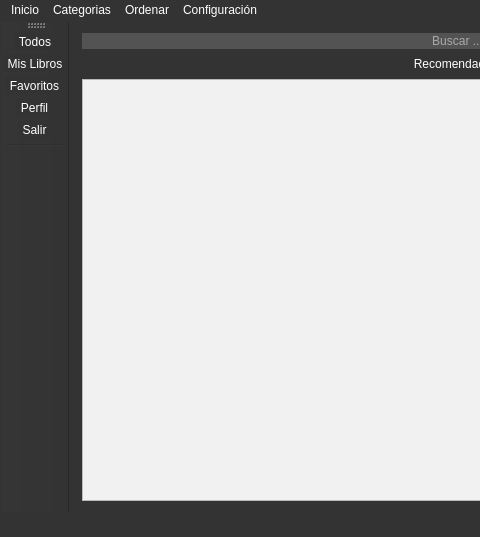
FenixAlive/MiLibreria, file mainwindow.ui: the form before one commit; both pictures show x 0 to 480 and y 0 to 537 of the 845 by 537 pixel window.
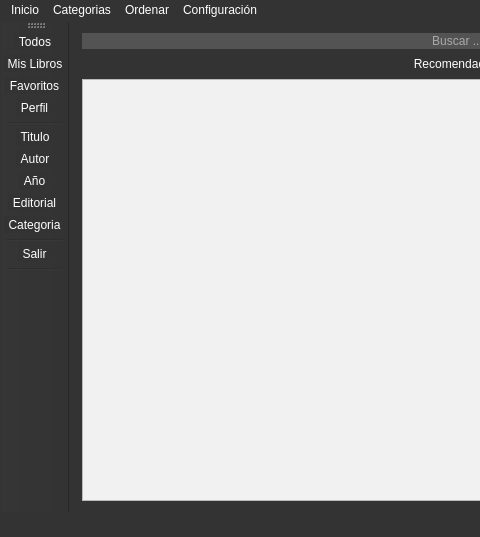
The form after the commit. Icons and pictures are not drawn.

What changed in the file:
```diff
--- a/mainwindow.ui
+++ b/mainwindow.ui
@@ -10,6 +10,205 @@
     <height>537</height>
    </rect>
   </property>
+  <property name="palette">
+   <palette>
+    <active>
+     <colorrole role="WindowText">
+      <brush brushstyle="SolidPattern">
+       <color alpha="255">
+        <red>255</red>
+        <green>255</green>
+        <blue>255</blue>
+       </color>
+      </brush>
+     </colorrole>
+     <colorrole role="Button">
+      <brush brushstyle="SolidPattern">
+       <color alpha="255">
+        <red>51</red>
+        <green>51</green>
+        <blue>51</blue>
+       </color>
+      </brush>
+     </colorrole>
+     <colorrole role="Text">
+      <brush brushstyle="SolidPattern">
+       <color alpha="255">
+        <red>255</red>
+        <green>255</green>
+        <blue>255</blue>
+       </color>
+      </brush>
+     </colorrole>
+     <colorrole role="ButtonText">
+      <brush brushstyle="SolidPattern">
+       <color alpha="255">
+        <red>255</red>
+        <green>255</green>
+        <blue>255</blue>
+       </color>
+      </brush>
+     </colorrole>
+     <colorrole role="Base">
+      <brush brushstyle="SolidPattern">
+       <color alpha="255">
+        <red>51</red>
+        <green>51</green>
+        <blue>51</blue>
+       </color>
+      </brush>
+     </colorrole>
+     <colorrole role="Window">
+      <brush brushstyle="SolidPattern">
+       <color alpha="255">
+        <red>51</red>
+        <green>51</green>
+        <blue>51</blue>
+       </color>
+      </brush>
+     </colorrole>
+     <colorrole role="Highlight">
+      <brush brushstyle="SolidPattern">
+       <color alpha="102">
+        <red>170</red>
+        <green>170</green>
+        <blue>170</blue>
+       </color>
+      </brush>
+     </colorrole>
+    </active>
+    <inactive>
+     <colorrole role="WindowText">
+      <brush brushstyle="SolidPattern">
+       <color alpha="255">
+        <red>255</red>
+        <green>255</green>
+        <blue>255</blue>
+       </color>
+      </brush>
+     </colorrole>
+     <colorrole role="Button">
+      <brush brushstyle="SolidPattern">
+       <color alpha="255">
+        <red>51</red>
+        <green>51</green>
+        <blue>51</blue>
+       </color>
+      </brush>
+     </colorrole>
+     <colorrole role="Text">
+      <brush brushstyle="SolidPattern">
+       <color alpha="255">
+        <red>255</red>
+        <green>255</green>
+        <blue>255</blue>
+       </color>
+      </brush>
+     </colorrole>
+     <colorrole role="ButtonText">
+      <brush brushstyle="SolidPattern">
+       <color alpha="255">
+        <red>255</red>
+        <green>255</green>
+        <blue>255</blue>
+       </color>
+      </brush>
+     </colorrole>
+     <colorrole role="Base">
+      <brush brushstyle="SolidPattern">
+       <color alpha="255">
+        <red>51</red>
+        <green>51</green>
+        <blue>51</blue>
+       </color>
+      </brush>
+     </colorrole>
+     <colorrole role="Window">
+      <brush brushstyle="SolidPattern">
+       <color alpha="255">
+        <red>51</red>
+        <green>51</green>
+        <blue>51</blue>
+       </color>
+      </brush>
+     </colorrole>
+     <colorrole role="Highlight">
+      <brush brushstyle="SolidPattern">
+       <color alpha="102">
+        <red>170</red>
+        <green>170</green>
+        <blue>170</blue>
+       </color>
+      </brush>
+     </colorrole>
+    </inactive>
+    <disabled>
+     <colorrole role="WindowText">
+      <brush brushstyle="SolidPattern">
+       <color alpha="255">
+        <red>255</red>
+        <green>255</green>
+        <blue>255</blue>
+       </color>
+      </brush>
+     </colorrole>
+     <colorrole role="Button">
+      <brush brushstyle="SolidPattern">
+       <color alpha="255">
+        <red>51</red>
+        <green>51</green>
+        <blue>51</blue>
+       </color>
+      </brush>
+     </colorrole>
+     <colorrole role="Text">
+      <brush brushstyle="SolidPattern">
+       <color alpha="255">
+        <red>255</red>
+        <green>255</green>
+        <blue>255</blue>
+       </color>
+      </brush>
+     </colorrole>
+     <colorrole role="ButtonText">
+      <brush brushstyle="SolidPattern">
+       <color alpha="255">
+        <red>255</red>
+        <green>255</green>
+        <blue>255</blue>
+       </color>
+      </brush>
+     </colorrole>
+     <colorrole role="Base">
+      <brush brushstyle="SolidPattern">
+       <color alpha="255">
+        <red>51</red>
+        <green>51</green>
+        <blue>51</blue>
+       </color>
+      </brush>
+     </colorrole>
+     <colorrole role="Window">
+      <brush brushstyle="SolidPattern">
+       <color alpha="255">
+        <red>51</red>
+        <green>51</green>
+        <blue>51</blue>
+       </color>
+      </brush>
+     </colorrole>
+     <colorrole role="Highlight">
+      <brush brushstyle="SolidPattern">
+       <color alpha="102">
+        <red>0</red>
+        <green>0</green>
+        <blue>0</blue>
+       </color>
+      </brush>
+     </colorrole>
+    </disabled>
+   </palette>
+  </property>
   <property name="windowTitle">
    <string>Mi Libreria</string>
   </property>
@@ -173,6 +372,13 @@
    <addaction name="actionMis_Libros"/>
    <addaction name="actionFavoritos"/>
    <addaction name="actionPerfil"/>
+   <addaction name="separator"/>
+   <addaction name="actionOrderTitulo"/>
+   <addaction name="actionOrderAutor"/>
+   <addaction name="actionOrderAnio"/>
+   <addaction name="actionOrderEditorial"/>
+   <addaction name="actionOrderCategoria"/>
+   <addaction name="separator"/>
    <addaction name="actionSalir"/>
    <addaction name="separator"/>
   </widget>
```
Left out of the diff: 20 changed lines with no effect on the pictures.
